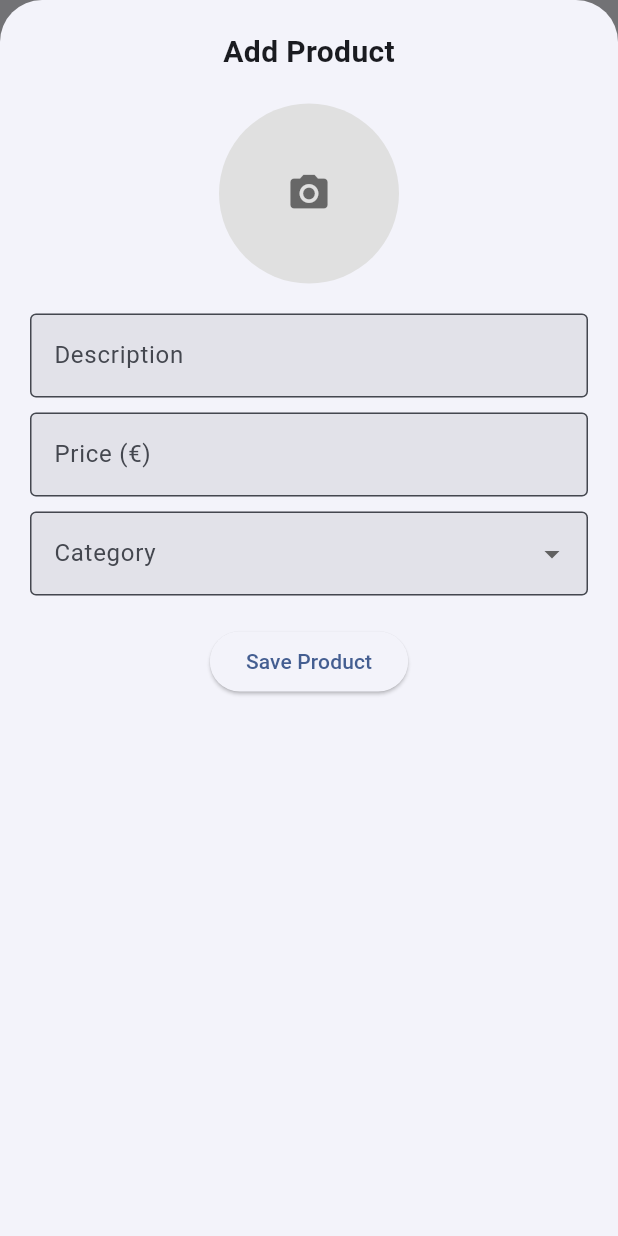
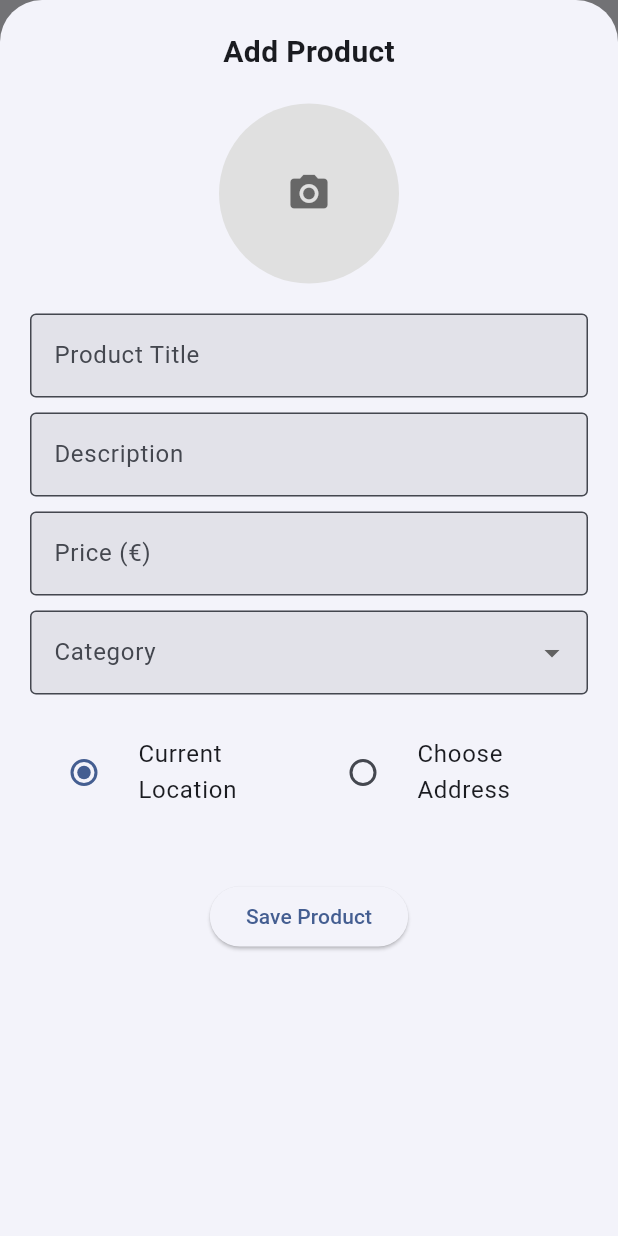
Before and after one commit to 25thNight0901/ToolShare, a Flutter app: the Dashboard screen opened by its route, item 3 of the bottom bar chosen, on a phone screen of 412 x 824 dp. Run offline on Flutter 3.47's test engine with Material 3 defaults, Android fonts, the light colour scheme and no system bars; our stand-ins replace firebase_auth, firebase_core, geocoding, geolocator, image_picker; accounts and stored records are empty.

Commit message:
added Location options to the addProduct with geolocator and geocoding

```diff
--- a/lib/screens/addProduct.dart
+++ b/lib/screens/addProduct.dart
@@ -1,4 +1,6 @@
 import 'package:flutter/material.dart';
+import 'package:geolocator/geolocator.dart';
+import 'package:geocoding/geocoding.dart';
 import 'package:image_picker/image_picker.dart';
 import 'dart:io';
 
@@ -10,10 +12,30 @@ class AddProduct extends StatefulWidget {
 }
 
 class _AddProductState extends State<AddProduct> {
+  final _productTitelController = TextEditingController();
   final _descriptionController = TextEditingController();
   final _priceController = TextEditingController();
-  bool _isAvailable = true;
+  final _streetController = TextEditingController();
+  final _streetNrController = TextEditingController();
+  final _postcodeController = TextEditingController();
+  final _cityController = TextEditingController();
+
+  bool _useCurrentLocation = true;
   File? _image;
+  String? _selectedCategory;
+  double? _latitude;
+  double? _logitude;
+  Position? _location;
+
+  final List<String> _categories = [
+    'Kitchen Appliances',
+    'Cleaning Aplliances',
+    'Tools & DIY',
+    'Laundry & Ironing',
+    'Garden Equipment',
+    'Heating & Cooling',
+    'Other',
+  ];
 
   final ImagePicker _picker = ImagePicker();
 
@@ -26,12 +48,48 @@ class _AddProductState extends State<AddProduct> {
     }
   }
 
-  void _submit() {
+  void _removeImage() {
+    setState(() {
+      _image = null;
+    });
+  }
+
+  Future<void> _getCurrentLocation() async {
+    final permission = await Geolocator.checkPermission();
+    if (permission == LocationPermission.denied) {
+      await Geolocator.requestPermission();
+    }
+
+    final position = await Geolocator.getCurrentPosition();
+    _latitude = position.latitude;
+    _logitude = position.longitude;
+  }
+
+  Future<void> _getLocationFromAddress() async {
+    final fullAdress =
+        "${_streetController.text},${_streetNrController.text}, ${_postcodeController.text}, ${_cityController.text}";
+    try {
+      List<Location> locations = await locationFromAddress(fullAdress);
+      if (locations.isNotEmpty) {
+        _latitude = locations.first.latitude;
+        _logitude = locations.first.longitude;
+      }
+    } catch (e) {
+      print("Error in geocoding; $e");
+    }
+  }
+
+  void _submit() async {
+    final productTitel = _productTitelController.text.trim();
     final description = _descriptionController.text.trim();
     final priceText = _priceController.text.trim();
     final price = double.tryParse(priceText);
 
-    if (description.isEmpty || price == null || price <= 0 || _image == null) {
+    if (productTitel.isEmpty ||
+        description.isEmpty ||
+        price == null ||
+        price <= 0 ||
+        _image == null) {
       Navigator.of(context).pop();
       Future.delayed(const Duration(milliseconds: 100), () {
         ScaffoldMessenger.of(context).showSnackBar(
@@ -42,23 +100,33 @@ class _AddProductState extends State<AddProduct> {
       });
       return;
     }
+
+    if (!_useCurrentLocation &&
+        (_streetController.text.isEmpty ||
+            _streetNrController.text.isEmpty ||
+            _postcodeController.text.isEmpty ||
+            _cityController.text.isEmpty)) {
+      Navigator.of(context).pop();
+      Future.delayed(const Duration(milliseconds: 100), () {
+        ScaffoldMessenger.of(context).showSnackBar(
+          const SnackBar(content: Text('Please fill in the full address.')),
+        );
+      });
+      return;
+    }
+
+    if (_useCurrentLocation) {
+      await _getCurrentLocation();
+    } else {
+      await _getLocationFromAddress();
+    }
+
     print('submitted');
     Navigator.pop(context);
   }
 
   @override
   Widget build(BuildContext context) {
-    String? _selectedCategory;
-    final List<String> _categories = [
-      'Kitchen Appliances',
-      'Cleaning Aplliances',
-      'Tools & DIY',
-      'Laundry & Ironing',
-      'Garden Equipment',
-      'Heating & Cooling',
-      'Other',
-    ];
-
     return Align(
       alignment: Alignment.topCenter,
       child: Padding(
@@ -72,12 +140,16 @@ class _AddProductState extends State<AddProduct> {
                 style: TextStyle(fontSize: 20, fontWeight: FontWeight.bold),
               ),
               const SizedBox(height: 20),
+              Stack(
+                alignment: Alignment.topRight,
+                children: [
                   GestureDetector(
                     onTap: _pickImage,
                     child: CircleAvatar(
                       radius: 60,
                       backgroundColor: Colors.grey[300],
-                  backgroundImage: _image != null ? FileImage(_image!) : null,
+                      backgroundImage:
+                          _image != null ? FileImage(_image!) : null,
                       child:
                           _image == null
                               ? const Icon(
@@ -88,7 +160,23 @@ class _AddProductState extends State<AddProduct> {
                               : null,
                     ),
                   ),
+                  if (_image != null)
+                    IconButton(
+                      onPressed: _removeImage,
+                      icon: const Icon(Icons.delete, color: Colors.red),
+                    ),
+                ],
+              ),
               const SizedBox(height: 20),
+              TextField(
+                controller: _productTitelController,
+                decoration: const InputDecoration(
+                  labelText: 'Product Title',
+                  filled: true,
+                  border: OutlineInputBorder(),
+                ),
+              ),
+              const SizedBox(height: 10),
               TextField(
                 controller: _descriptionController,
                 decoration: const InputDecoration(
@@ -129,6 +217,77 @@ class _AddProductState extends State<AddProduct> {
                 },
               ),
               const SizedBox(height: 20),
+              Row(
+                children: [
+                  Expanded(
+                    child: RadioListTile<bool>(
+                      title: const Text('Current Location'),
+                      value: true,
+                      groupValue: _useCurrentLocation,
+                      onChanged:
+                          (val) => setState(() => _useCurrentLocation = val!),
+                    ),
+                  ),
+                  Expanded(
+                    child: RadioListTile<bool>(
+                      title: const Text('Choose Address'),
+                      value: false,
+                      groupValue: _useCurrentLocation,
+                      onChanged:
+                          (val) => setState(() => _useCurrentLocation = val!),
+                    ),
+                  ),
+                ],
+              ),
+              const SizedBox(height: 20),
+              if (!_useCurrentLocation) ...[
+                Row(
+                  children: [
+                    Expanded(
+                      flex: 2,
+                      child: TextField(
+                        controller: _streetController,
+                        decoration: const InputDecoration(
+                          labelText: 'Street Name',
+                          filled: true,
+                          border: OutlineInputBorder(),
+                        ),
+                      ),
+                    ),
+                    const SizedBox(height: 10),
+                    Expanded(
+                      flex: 1,
+                      child: TextField(
+                        controller: _streetNrController,
+                        decoration: const InputDecoration(
+                          labelText: 'Street Number',
+                          filled: true,
+                          border: OutlineInputBorder(),
+                        ),
+                      ),
+                    ),
+                  ],
+                ),
+                const SizedBox(height: 10),
+                TextField(
+                  controller: _postcodeController,
+                  decoration: const InputDecoration(
+                    labelText: 'Postcode',
+                    filled: true,
+                    border: OutlineInputBorder(),
+                  ),
+                ),
+                const SizedBox(height: 10),
+                TextField(
+                  controller: _cityController,
+                  decoration: const InputDecoration(
+                    labelText: 'City',
+                    filled: true,
+                    border: OutlineInputBorder(),
+                  ),
+                ),
+              ],
+              const SizedBox(height: 20),
               ElevatedButton(
                 onPressed: _submit,
                 child: const Text('Save Product'),
--- a/pubspec.yaml
+++ b/pubspec.yaml
@@ -38,6 +38,8 @@ dependencies:
   firebase_auth: ^4.17.6
   cloud_firestore: ^4.14.0
   image_picker: ^1.0.4
+  geolocator:
+  geocoding:
 
 dev_dependencies:
   flutter_test:
```
Also changed, not shown: pubspec.lock, 3 other files. Lines whose indentation alone changed are shown as unchanged.
